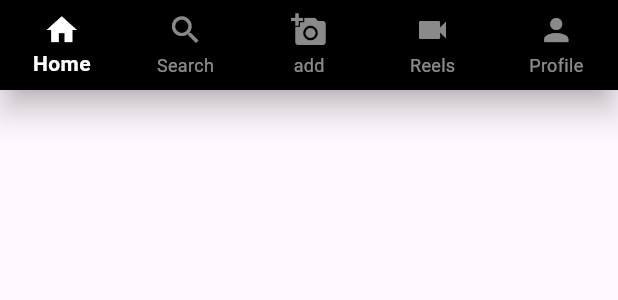
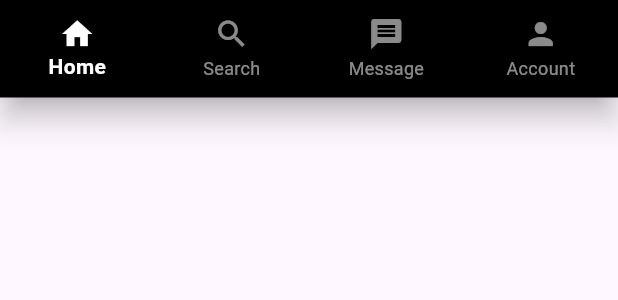
Before and after one commit to Karthik-Patchamatla/flutter-widgets, a Flutter app: the BottomNavbar widget shown alone on an empty page, opened directly, on a phone screen of 412 x 824 dp. Shown: the top 300 px of the screen. Run offline on Flutter 3.47's test engine with Material 3 defaults, Android fonts, the phone set to English and light mode, and no system bars; network calls fail.

Commit message:
Container Widget

```diff
--- a/widgets/analysis_options.yaml
+++ b/widgets/analysis_options.yaml
@@ -11,6 +11,7 @@ analyzer:
   errors:
     prefer_const_constructors: ignore
     prefer_const_literals_to_create_immutables: ignore
+    sized_box_for_whitespace: ignore
 include: package:flutter_lints/flutter.yaml
 
 linter:
--- a/widgets/lib/Components/bottom_navbar.dart
+++ b/widgets/lib/Components/bottom_navbar.dart
@@ -19,7 +19,7 @@ class _BottomNavbarState extends State<BottomNavbar> {
   @override
   Widget build(BuildContext context) {
     return Container(
-      height: 60.0,
+      height: 65.0,
       child: BottomNavigationBar(
         items: const [
           BottomNavigationBarItem(
@@ -31,16 +31,12 @@ class _BottomNavbarState extends State<BottomNavbar> {
             label: 'Search',
           ),
           BottomNavigationBarItem(
-            icon: Icon(Icons.add_a_photo),
-            label: 'add',
-          ),
-          BottomNavigationBarItem(
-            icon: Icon(Icons.videocam),
-            label: 'Reels',
+            icon: Icon(Icons.message),
+            label: 'Message',
           ),
           BottomNavigationBarItem(
             icon: Icon(Icons.person),
-            label: 'Profile',
+            label: 'Account',
           ),
         ],
         currentIndex: selectedIndex,
```
Also changed, not shown: widgets/lib/Components/container.dart (added, +76 -0 lines), widgets/lib/main.dart (+4 -11 lines).
